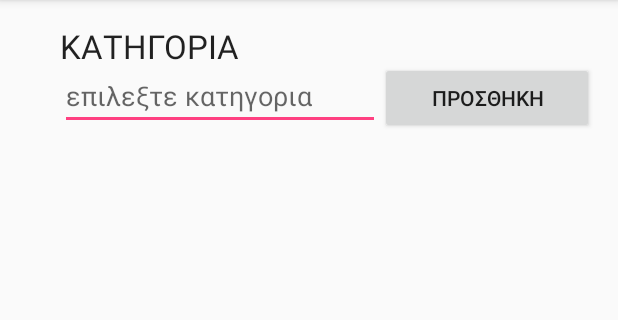
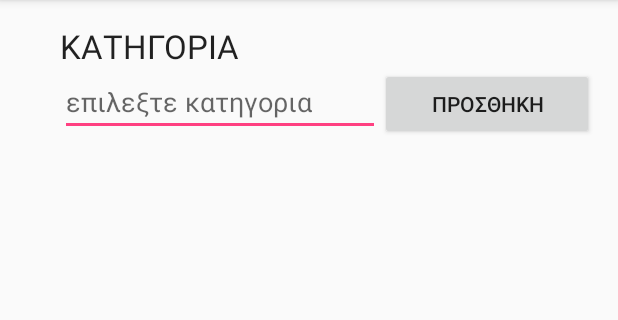
Before and after one commit to kdoul06/WhiteRabbit, an Android app: the PoiActivity screen opened directly, with no data from a screen before it, on a phone screen of 412 x 824 dp, the part 84-404 px from its top. Run offline under Robolectric (Android 15) with nearby library versions, the phone set to English and light mode, and no system bars; our stand-ins replace Firebase (no records; nobody signed in at launch, a user with empty details on screens opened directly); 4 statements that could not run were skipped.

Commit message:
kdoul06 commit after pull

```diff
--- a/app/src/main/res/layout/activity_poi.xml
+++ b/app/src/main/res/layout/activity_poi.xml
@@ -9,20 +9,6 @@
     android:paddingRight="@dimen/activity_horizontal_margin"
     android:paddingTop="@dimen/activity_vertical_margin"
     tools:context="com.ergasia.omada4.myapplicationmap.activities.PoiActivity">
-
-    <EditText
-        android:layout_width="wrap_content"
-        android:layout_height="wrap_content"
-        android:inputType="textPersonName"
-        android:ems="10"
-        android:layout_alignParentTop="true"
-        android:layout_alignParentLeft="true"
-        android:layout_alignParentStart="true"
-        android:layout_marginLeft="24dp"
-        android:layout_marginStart="24dp"
-        android:layout_marginTop="25dp"
-        android:id="@+id/catTxt"
-        android:hint="επιλεξτε κατηγορια" />
 
     <TextView
         android:text="ΚΑΤΗΓΟΡΙΑ"
@@ -45,4 +31,17 @@
         android:layout_toRightOf="@+id/catTxt"
         android:layout_alignParentRight="true"
         android:layout_alignParentEnd="true" />
+
+    <EditText
+        android:layout_width="wrap_content"
+        android:layout_height="wrap_content"
+        android:inputType="textPersonName"
+        android:ems="10"
+        android:layout_marginLeft="24dp"
+        android:layout_marginStart="24dp"
+        android:id="@+id/catTxt"
+        android:hint="επιλεξτε κατηγορια"
+        android:layout_below="@+id/textView"
+        android:layout_alignParentLeft="true"
+        android:layout_alignParentStart="true" />
 </RelativeLayout>
```
Also changed, not shown: app/src/main/java/com/ergasia/omada4/myapplicationmap/activities/PoiActivity.java (+6 -3 lines).
